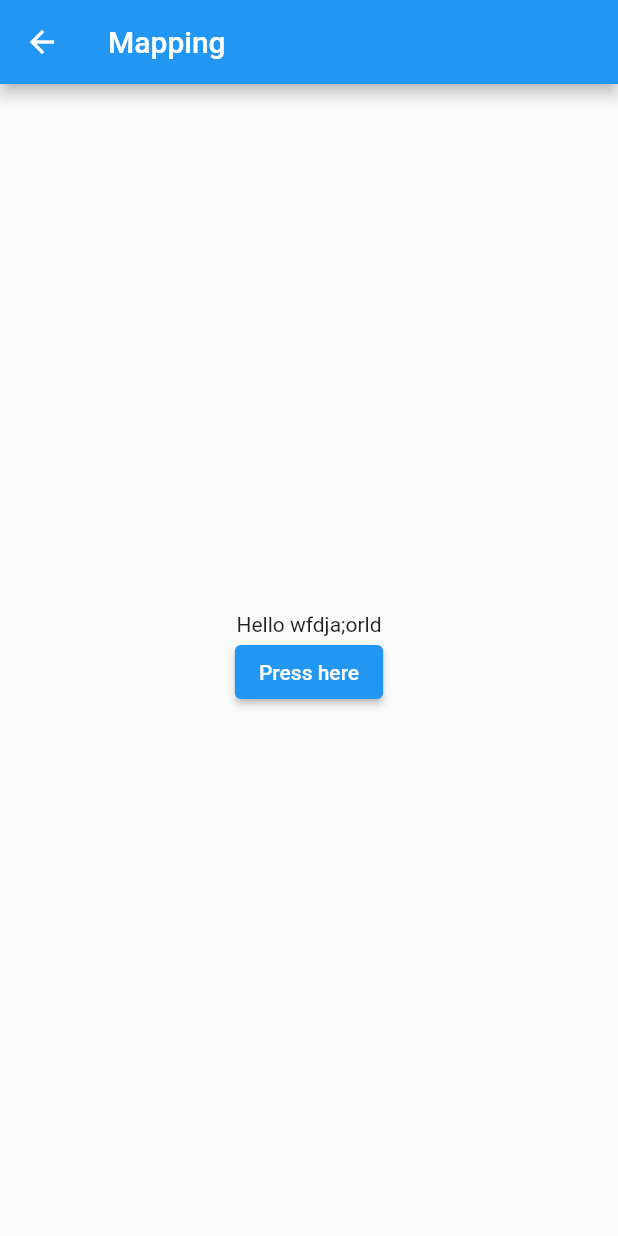
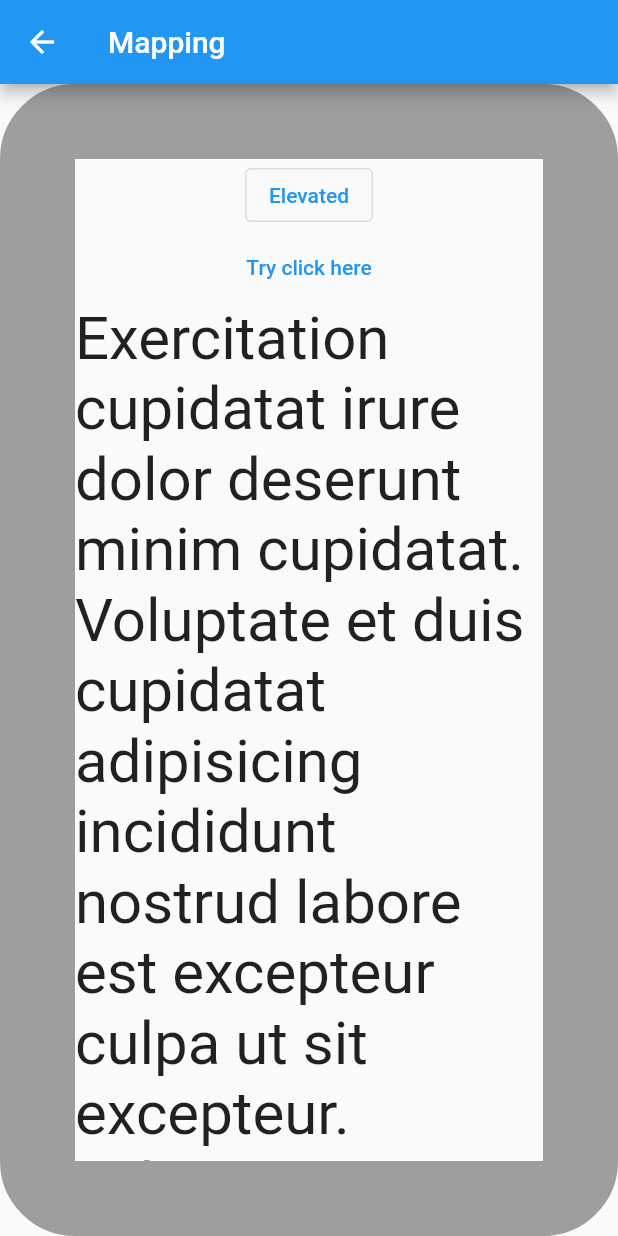
Before and after one commit to mhmadamrii/Flutter-essential-app, a Flutter app: the screen it shows after launch, item 2 of the bottom bar chosen, on a phone screen of 412 x 824 dp. Run offline on Flutter 3.47's test engine with Material 2 defaults, Android fonts, the phone set to English and light mode, and no system bars.

Commit message:
some essential

```diff
--- a/lib/allthings-screens/differ_screen.dart
+++ /dev/null
@@ -1,56 +0,0 @@
-import 'package:flutter/material.dart';
-
-class DifferScreen extends StatefulWidget {
-  const DifferScreen({super.key});
-
-  @override
-  State<DifferScreen> createState() => _DifferScreenState();
-}
-
-class _DifferScreenState extends State<DifferScreen> {
-  final List<Map<String, dynamic>> dummyData = [
-    {'id': 1, 'name': 'Jonathan', 'isLogin': true},
-    {'id': 2, 'name': 'Emily', 'isLogin': false}
-  ];
-
-  bool _showData = false;
-
-  // function handle show data
-  void _toggleData() {
-    setState(() {
-      _showData = !_showData;
-    });
-  }
-
-  @override
-  Widget build(BuildContext context) {
-    print("the dummy data is $dummyData");
-    return Scaffold(
-      appBar: AppBar(
-        title: const Text("Mapping"),
-      ),
-      body: Center(
-        child: Column(
-          mainAxisAlignment: MainAxisAlignment.center,
-          children: [
-            const Text("Hello wfdja;orld"),
-            ElevatedButton(
-              onPressed: _toggleData,
-              child: const Text("Press here"),
-            ),
-            if (_showData)
-              ...dummyData.map(
-                (data) {
-                  return Column(
-                    children: [
-                      Text("Id: ${data['id']}"),
-                    ],
-                  );
-                },
-              ).toList(),
-          ],
-        ),
-      ),
-    );
-  }
-}
--- /dev/null
+++ b/lib/screens/differ_screen.dart
@@ -0,0 +1,129 @@
+import 'dart:ui';
+
+import 'package:basic/screens/fetchdummy_screen.dart';
+import 'package:basic/screens/foundation_screen.dart';
+import 'package:flutter/material.dart';
+
+class DifferScreen extends StatefulWidget {
+  const DifferScreen({super.key});
+
+  @override
+  State<DifferScreen> createState() => _DifferScreenState();
+}
+
+class _DifferScreenState extends State<DifferScreen> {
+  final List<Map<String, dynamic>> dummyData = [
+    {'id': 1, 'name': 'Jonathan', 'isLogin': true},
+    {'id': 2, 'name': 'Emily', 'isLogin': false}
+  ];
+
+  bool _showData = false;
+
+  // function handle show data
+  void _toggleData() {
+    setState(() {
+      _showData = !_showData;
+    });
+  }
+
+  @override
+  Widget build(BuildContext context) {
+    print("the dummy data is $dummyData");
+    return Scaffold(
+      appBar: AppBar(
+        title: const Text("Mapping"),
+      ),
+      body: const ChildDiffer(),
+      // body: Center(
+      //   child: Column(
+      //     mainAxisAlignment: MainAxisAlignment.center,
+      //     children: [
+      //       const Text("Hello wfdja;orld"),
+      //       ElevatedButton(
+      //         onPressed: _toggleData,
+      //         child: const Text("Press here"),
+      //       ),
+      //       if (_showData)
+      //         ...dummyData.map(
+      //           (data) {
+      //             return Column(
+      //               children: [
+      //                 Text("Id: ${data['id']}"),
+      //                 Text('Name: ${data['name']}'),
+      //                 Text('Is Login: ${data['isLogin']}'),
+      //                 const SizedBox(
+      //                   height: 16,
+      //                 ),
+      //               ],
+      //             );
+      //           },
+      //         ).toList(),
+      //     ],
+      //   ),
+      // ),
+    );
+  }
+}
+
+class ChildDiffer extends StatelessWidget {
+  const ChildDiffer({super.key});
+
+  @override
+  Widget build(BuildContext context) {
+    return Scaffold(
+      // ignore: avoid_unnecessary_containers
+      body: Container(
+        decoration: BoxDecoration(
+          border: Border.all(
+            color: Colors.grey,
+            width: 50,
+          ),
+          borderRadius: BorderRadius.circular(50),
+        ),
+        child: SingleChildScrollView(
+          child: Center(
+            child: Column(
+              children: <Widget>[
+                OutlinedButton(
+                  onPressed: (() {
+                    Navigator.push(
+                      context,
+                      MaterialPageRoute(
+                        builder: ((context) => const FetchDummy()),
+                      ),
+                    );
+                  }),
+                  child: const Text("Elevated"),
+                ),
+                TextButton(
+                  onPressed: (() {
+                    Navigator.push(
+                      context,
+                      MaterialPageRoute(
+                        builder: ((context) => const Foundation()),
+                      ),
+                    );
+                  }),
+                  child: const Text("Try click here"),
+                ),
+                const Text(
+                  "Exercitation cupidatat irure dolor deserunt minim cupidatat. Voluptate et duis cupidatat adipisicing incididunt nostrud labore est excepteur culpa ut sit excepteur. Laboris tempor nulla voluptate nostrud enim laboris cillum adipisicing nisi nisi laborum quis.",
+                  style: TextStyle(fontSize: 40),
+                ),
+                const SizedBox(
+                  height: 30,
+                ),
+                const Text(
+                  "Veniam ullamco officia qui Lorem culpa qui commodo aliqua dolore anim Lorem aliquip. Qui cupidatat proident velit quis dolore exercitation commodo esse pariatur cillum est eu. Dolor ullamco velit minim fugiat pariatur ea reprehenderit exercitation velit nisi esse. Ea velit consequat officia sint nostrud nostrud pariatur ipsum occaecat reprehenderit nulla. Irure et dolore mollit anim eiusmod ad nulla magna nisi fugiat. Non fugiat ea aliqua Lorem. Irure nulla deserunt reprehenderit id excepteur mollit laborum commodo id sit.",
+                  style: TextStyle(
+                    fontSize: 40,
+                  ),
+                ),
+              ],
+            ),
+          ),
+        ),
+      ),
+    );
+  }
+}
```
Also changed, not shown: lib/all_things_page.dart (+15 -1 lines), lib/screens/fetchdummy_screen.dart (added, +45 -0 lines), lib/screens/foundation_screen.dart (added, +43 -0 lines), lib/screens/todo_screen.dart (added, +67 -0 lines).
